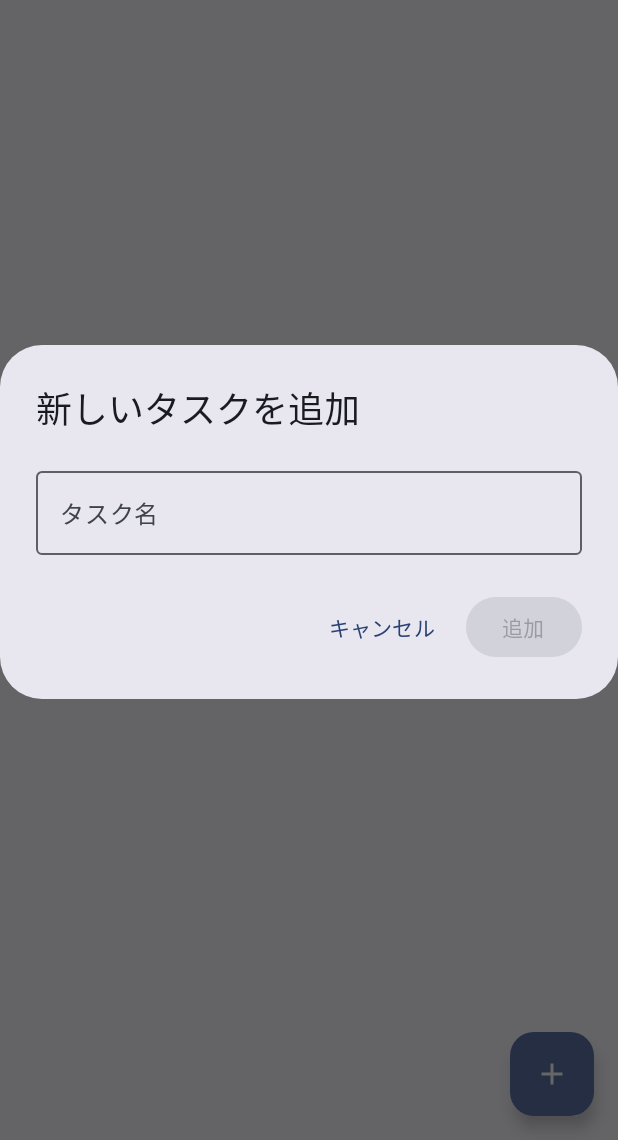
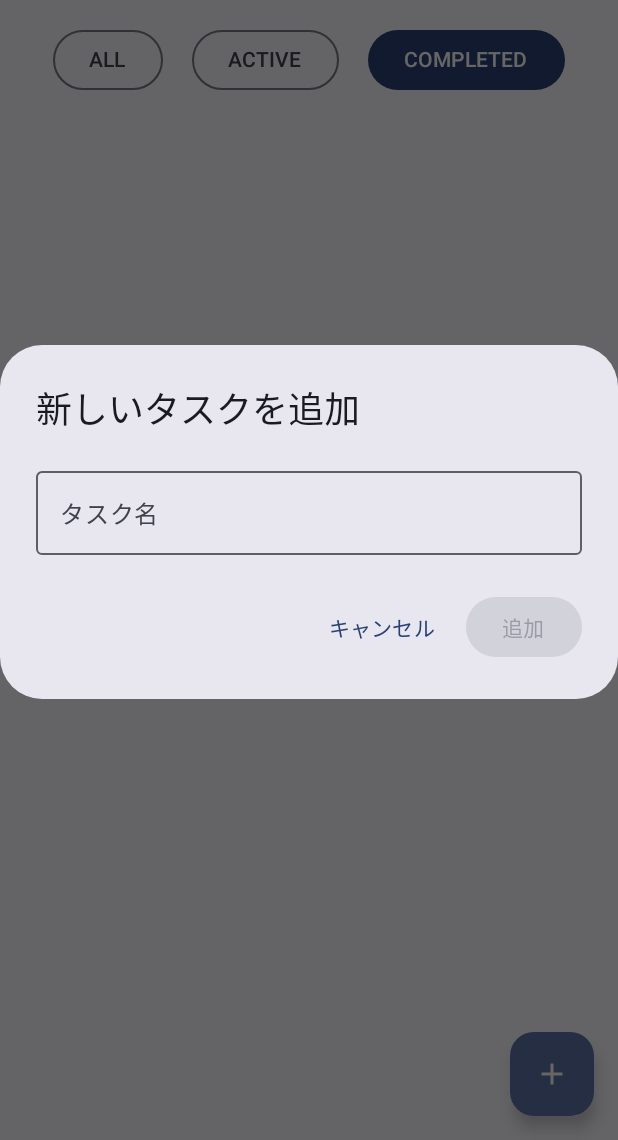
Before and after one commit to ZOE-tech256/todo-app-for-android, an Android app built with Jetpack Compose: the screen it shows after launch (MainActivity), after a tap on "タスク追加", on a phone screen of 412 x 824 dp, the part 96-1236 px from its top. Run offline under Robolectric (Android 15) with nearby library versions, the phone set to English and light mode, and no system bars; our stand-ins replace Room's generated code; 3 other taps on this screen came first.

Commit message:
タスクフィルタリング機能の追加

```diff
--- /dev/null
+++ b/app/src/main/java/com/example/todo_app/FilterType.kt
@@ -0,0 +1,7 @@
+package com.example.todo_app
+
+enum class FilterType {
+    ALL,        // すべてのタスク
+    ACTIVE,     // 未完了のタスク (isCompleted = false)
+    COMPLETED   // 完了済みのタスク (isCompleted = true)
+}
--- a/app/src/main/java/com/example/todo_app/MainActivity.kt
+++ b/app/src/main/java/com/example/todo_app/MainActivity.kt
@@ -4,25 +4,30 @@ import android.os.Bundle
 import androidx.activity.ComponentActivity
 import androidx.activity.compose.setContent
 import androidx.activity.enableEdgeToEdge
-import androidx.compose.foundation.layout.Arrangement // Arrangementのインポートを追加
-import androidx.compose.foundation.layout.Column
-import androidx.compose.foundation.layout.Row // Rowのインポートを追加
+import androidx.compose.foundation.layout.Arrangement
+import androidx.compose.foundation.layout.Column // Column をインポート
+import androidx.compose.foundation.layout.Row
+import androidx.compose.foundation.layout.Spacer // Spacer をインポート
 import androidx.compose.foundation.layout.fillMaxSize
 import androidx.compose.foundation.layout.fillMaxWidth
+import androidx.compose.foundation.layout.height // height をインポート
 import androidx.compose.foundation.layout.padding
+//import androidx.compose.foundation.layout.width // 必要に応じてwidthをインポート
 import androidx.compose.foundation.lazy.LazyColumn
 import androidx.compose.foundation.lazy.items
 import androidx.compose.material.icons.Icons
 import androidx.compose.material.icons.filled.Add
-import androidx.compose.material.icons.filled.Delete // Deleteアイコンのインポートを追加
+import androidx.compose.material.icons.filled.Delete
 import androidx.compose.material3.AlertDialog
 import androidx.compose.material3.Button
-import androidx.compose.material3.Checkbox // Checkboxのインポートを追加
+import androidx.compose.material3.ButtonDefaults // ButtonDefaults をインポート
+import androidx.compose.material3.Checkbox
 import androidx.compose.material3.ExperimentalMaterial3Api
 import androidx.compose.material3.FloatingActionButton
 import androidx.compose.material3.Icon
-import androidx.compose.material3.IconButton // IconButtonのインポートを追加
+import androidx.compose.material3.IconButton
 import androidx.compose.material3.MaterialTheme
+import androidx.compose.material3.OutlinedButton // OutlinedButton をインポート
 import androidx.compose.material3.OutlinedTextField
 import androidx.compose.material3.Scaffold
 import androidx.compose.material3.Text
@@ -34,9 +39,9 @@ import androidx.compose.runtime.getValue
 import androidx.compose.runtime.mutableStateOf
 import androidx.compose.runtime.remember
 import androidx.compose.runtime.setValue
-import androidx.compose.ui.Alignment // Alignmentのインポートを追加
+import androidx.compose.ui.Alignment
 import androidx.compose.ui.Modifier
-import androidx.compose.ui.text.style.TextDecoration // TextDecorationのインポートを追加
+import androidx.compose.ui.text.style.TextDecoration
 import androidx.compose.ui.tooling.preview.Preview
 import androidx.compose.ui.unit.dp
 import androidx.lifecycle.compose.collectAsStateWithLifecycle
@@ -55,6 +60,49 @@ class MainActivity : ComponentActivity() {
     }
 }
 
+// 新しいComposable: フィルターボタンを表示する行
+@Composable
+fun FilterButtonsRow(
+    currentFilter: FilterType,
+    onFilterSelected: (FilterType) -> Unit,
+    modifier: Modifier = Modifier
+) {
+    Row(
+        modifier = modifier
+            .fillMaxWidth()
+            .padding(vertical = 8.dp),
+        horizontalArrangement = Arrangement.SpaceEvenly // ボタンを等間隔に配置
+    ) {
+        FilterType.values().forEach { filterType ->
+            val buttonColors = if (currentFilter == filterType) {
+                ButtonDefaults.buttonColors( // 通常のButtonの場合
+                    containerColor = MaterialTheme.colorScheme.primary,
+                    contentColor = MaterialTheme.colorScheme.onPrimary
+                )
+            } else {
+                ButtonDefaults.outlinedButtonColors() // OutlinedButtonの場合の色に合わせるか、通常のButtonの色を調整
+            }
+            // OutlinedButton を使用して、選択されていないものは枠線のみにする
+            if (currentFilter == filterType) {
+                Button(
+                    onClick = { onFilterSelected(filterType) },
+                    colors = buttonColors // 選択されている場合のButtonの色を適用
+                ) {
+                    Text(filterType.name) // ALL, ACTIVE, COMPLETED
+                }
+            } else {
+                OutlinedButton(
+                    onClick = { onFilterSelected(filterType) }
+                    // colors = buttonColors // 非選択時のOutlinedButtonの色はデフォルトで良い場合が多い
+                ) {
+                    Text(filterType.name)
+                }
+            }
+        }
+    }
+}
+
+
 @OptIn(ExperimentalMaterial3Api::class)
 @Composable
 fun TodoScreen(
@@ -62,6 +110,7 @@ fun TodoScreen(
     todoViewModel: TodoViewModel = viewModel()
 ) {
     val tasks by todoViewModel.tasks.collectAsStateWithLifecycle()
+    val currentFilter by todoViewModel.currentFilter.collectAsStateWithLifecycle() // 現在のフィルターを取得
     var showDialog by remember { mutableStateOf(false) }
 
     Scaffold(
@@ -81,10 +130,20 @@ fun TodoScreen(
             }
         }
     ) { innerPadding ->
-        LazyColumn(
+        Column( // Columnでフィルターボタンとリストを縦に並べる
             modifier = Modifier
                 .padding(innerPadding)
-                .padding(16.dp)
+                .padding(horizontal = 16.dp) // 左右のパディングをColumnに適用
+        ) {
+            FilterButtonsRow( // フィルターボタンを配置
+                currentFilter = currentFilter,
+                onFilterSelected = { filterType -> todoViewModel.setFilter(filterType) },
+                modifier = Modifier.padding(top = 8.dp) // 上部に少しパディング
+            )
+            Spacer(modifier = Modifier.height(8.dp)) // フィルターボタンとリストの間に少しスペース
+
+            LazyColumn( // LazyColumnは縦方向のパディングを削除 (Columnで管理するため)
+                // modifier = Modifier.padding(vertical = 16.dp) // Columnに移動または調整
             ) {
                 items(tasks, key = { task -> task.id }) { task ->
                     TaskItem(
@@ -92,6 +151,7 @@ fun TodoScreen(
                         onToggleComplete = { todoViewModel.toggleTaskCompletion(task.id) },
                         onDelete = { todoViewModel.deleteTask(task.id) }
                     )
+                }
             }
         }
 
@@ -181,6 +241,14 @@ fun TaskItem(
 
 @Preview(showBackground = true)
 @Composable
+fun FilterButtonsRowPreview() {
+    Todo_AppTheme {
+        FilterButtonsRow(currentFilter = FilterType.ALL, onFilterSelected = {})
+    }
+}
+
+@Preview(showBackground = true)
+@Composable
 fun TodoScreenPreview() {
     Todo_AppTheme {
         TodoScreen()
--- a/app/src/main/java/com/example/todo_app/TodoViewModel.kt
+++ b/app/src/main/java/com/example/todo_app/TodoViewModel.kt
@@ -1,33 +1,46 @@
 package com.example.todo_app
 
-import android.app.Application // Applicationをインポート
-import androidx.lifecycle.AndroidViewModel // AndroidViewModelをインポート
-import androidx.lifecycle.viewModelScope // viewModelScopeをインポート
-import kotlinx.coroutines.flow.SharingStarted // SharingStartedをインポート
+import android.app.Application
+import androidx.lifecycle.AndroidViewModel
+import androidx.lifecycle.viewModelScope
+import kotlinx.coroutines.flow.MutableStateFlow
+import kotlinx.coroutines.flow.SharingStarted
 import kotlinx.coroutines.flow.StateFlow
-import kotlinx.coroutines.flow.stateIn // stateInをインポート
-import kotlinx.coroutines.launch // launchをインポート
+import kotlinx.coroutines.flow.asStateFlow
+import kotlinx.coroutines.flow.combine
+import kotlinx.coroutines.flow.firstOrNull // firstOrNull をインポート
+import kotlinx.coroutines.flow.stateIn
+import kotlinx.coroutines.launch
 
-class TodoViewModel(application: Application) : AndroidViewModel(application) { // AndroidViewModelを継承
+class TodoViewModel(application: Application) : AndroidViewModel(application) {
 
-    // TaskDaoのインスタンスを取得
     private val taskDao = AppDatabase.getDatabase(application).taskDao()
 
-    // データベースからタスクリストをFlowとして取得し、StateFlowに変換
-    // UIがアクティブな間だけデータベースの監視を開始し、
-    // 5秒間UIが非アクティブになったら監視を停止します。
-    // 初期値は空のリストです。
+    // 現在のフィルター状態を保持するStateFlow
+    private val _currentFilter = MutableStateFlow(FilterType.ALL)
+    val currentFilter: StateFlow<FilterType> = _currentFilter.asStateFlow()
+
+    // フィルターされたタスクリストを公開するStateFlow
     val tasks: StateFlow<List<Task>> = taskDao.getAllTasks()
+        .combine(_currentFilter) { allTasks, filter -> // combineでタスクリストとフィルターを組み合わせる
+            when (filter) {
+                FilterType.ALL -> allTasks
+                FilterType.ACTIVE -> allTasks.filter { !it.isCompleted }
+                FilterType.COMPLETED -> allTasks.filter { it.isCompleted }
+            }
+        }
         .stateIn(
             scope = viewModelScope,
-            started = SharingStarted.WhileSubscribed(5000L), // 5秒間サブスクライブされなかったら停止
-            initialValue = emptyList() // 初期値
+            started = SharingStarted.WhileSubscribed(5000L),
+            initialValue = emptyList()
         )
+
+    fun setFilter(filterType: FilterType) {
+        _currentFilter.value = filterType
+    }
 
     fun addTask(title: String) {
         viewModelScope.launch {
-            // idはRoomが自動生成するので、ここでは指定しない
-            // isCompletedはTaskデータクラスのデフォルト値(false)が使われる
             val newTask = Task(title = title)
             taskDao.insertTask(newTask)
         }
@@ -35,10 +48,10 @@ class TodoViewModel(application: Application) : AndroidViewModel(application) {
 
     fun toggleTaskCompletion(taskId: Int) {
         viewModelScope.launch {
-            // 現在のStateFlowの値からタスクを探す
-            val taskToUpdate = tasks.value.find { it.id == taskId }
+            // DAOから現在の全タスクリストを一度だけ取得して処理する
+            val allTasksList = taskDao.getAllTasks().firstOrNull() ?: emptyList()
+            val taskToUpdate = allTasksList.find { it.id == taskId }
             taskToUpdate?.let {
-                // 見つかったタスクの完了状態を反転させて更新
                 taskDao.updateTask(it.copy(isCompleted = !it.isCompleted))
             }
         }
@@ -46,10 +59,10 @@ class TodoViewModel(application: Application) : AndroidViewModel(application) {
 
     fun deleteTask(taskId: Int) {
         viewModelScope.launch {
-            // 現在のStateFlowの値からタスクを探す
-            val taskToDelete = tasks.value.find { it.id == taskId }
+            // DAOから現在の全タスクリストを一度だけ取得して処理する
+            val allTasksList = taskDao.getAllTasks().firstOrNull() ?: emptyList()
+            val taskToDelete = allTasksList.find { it.id == taskId }
             taskToDelete?.let {
-                // 見つかったタスクを削除
                 taskDao.deleteTask(it)
             }
         }
```
Also changed, not shown: 1 other file. Lines whose indentation alone changed are shown as unchanged.
